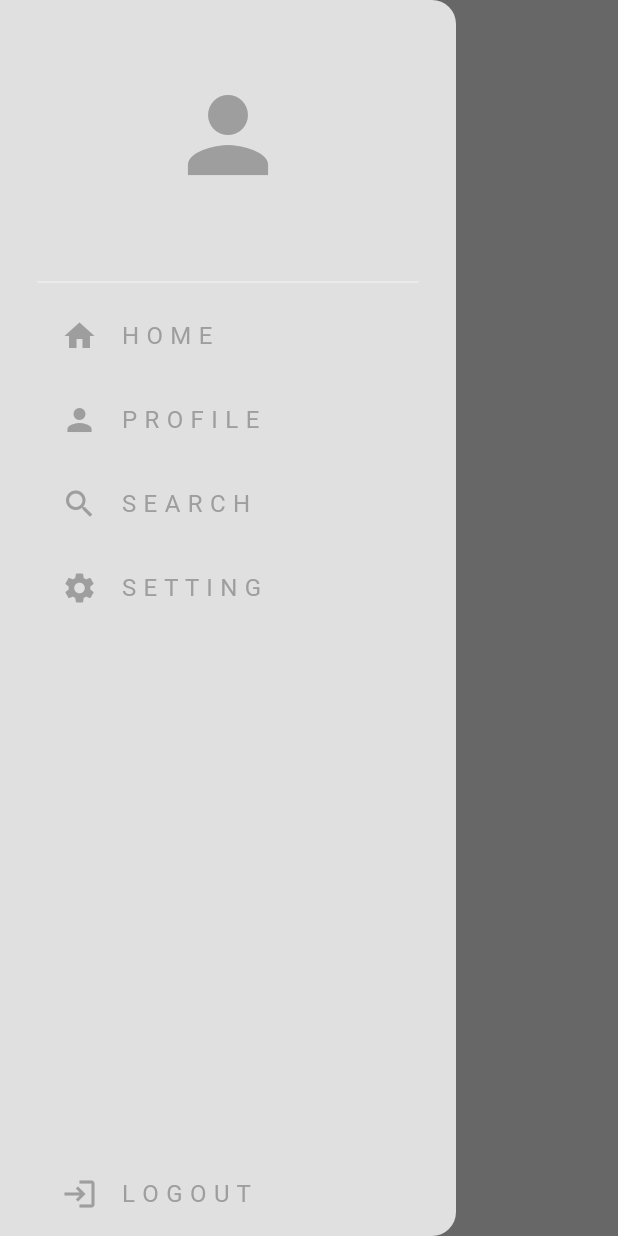
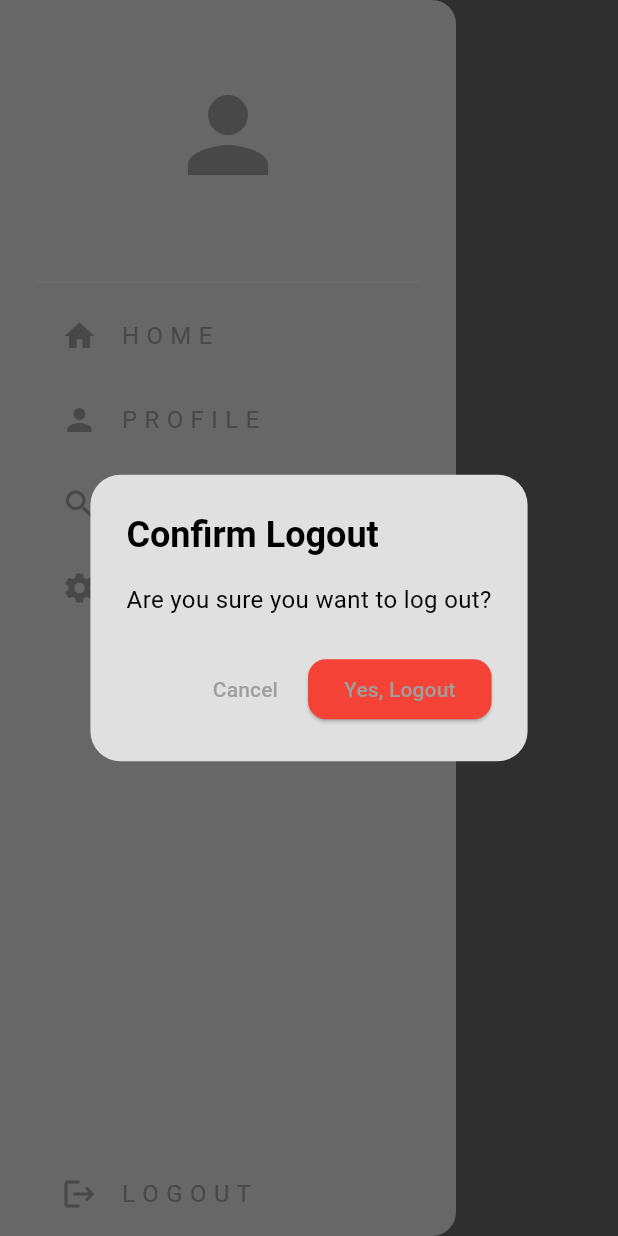
Before and after one commit to mahmoudahmed1718/social_media_app, a Flutter app: the HomePage screen opened by its route, in the side drawer, after a tap on "L O G O U T", on a phone screen of 412 x 824 dp. Run offline on Flutter 3.47's test engine with Material 3 defaults, Android fonts, the phone set to English and light mode, and no system bars; our stand-ins replace bloc, cloud_firestore, dartz, firebase_auth, firebase_core, flutter_bloc and 3 more; missing offline and left inert: flutter_facebook_auth; accounts and stored records are empty; generated files the repository leaves out were written again.

Commit message:
feat: implement logout confirmation dialog and improve logout functionality

```diff
--- /dev/null
+++ b/lib/core/helper/logout_helper.dart
@@ -0,0 +1,64 @@
+import 'package:flutter/material.dart';
+import 'package:social_meda/core/helper/snak_bar_method.dart';
+import 'package:social_meda/core/services/firebase_auth_service.dart';
+import 'package:social_meda/features/auth/presentation/views/login_page.dart';
+
+class LogoutHelper {
+  static Future<void> showLogoutDialog(BuildContext context) async {
+    return showDialog(
+      context: context,
+      barrierDismissible: false, // must choose Yes or Cancel
+      builder: (context) {
+        return AlertDialog(
+          shape: RoundedRectangleBorder(
+            borderRadius: BorderRadius.circular(20),
+          ),
+          title: const Text(
+            'Confirm Logout',
+            style: TextStyle(fontWeight: FontWeight.bold),
+          ),
+          content: const Text(
+            'Are you sure you want to log out?',
+            style: TextStyle(fontSize: 16),
+          ),
+          actions: [
+            TextButton(
+              onPressed: () {
+                Navigator.of(context).pop(); // Close dialog
+              },
+              child: const Text('Cancel'),
+            ),
+            ElevatedButton(
+              style: ElevatedButton.styleFrom(
+                backgroundColor: Colors.red,
+                shape: RoundedRectangleBorder(
+                  borderRadius: BorderRadius.circular(12),
+                ),
+              ),
+              onPressed: () async {
+                Navigator.of(context).pop(); // Close dialog
+                await FirebaseAuthServices().signOut();
+
+                // Navigate to login page
+                Navigator.pushNamedAndRemoveUntil(
+                  // ignore: use_build_context_synchronously
+                  context,
+                  LoginPage.routeName,
+                  (route) => false,
+                );
+
+                // Show snackbar
+                snakBarMethod(
+                  // ignore: use_build_context_synchronously
+                  context: context,
+                  message: 'Logged out successfully',
+                );
+              },
+              child: const Text('Yes, Logout'),
+            ),
+          ],
+        );
+      },
+    );
+  }
+}
--- a/lib/core/services/firebase_auth_service.dart
+++ b/lib/core/services/firebase_auth_service.dart
@@ -117,7 +117,7 @@ class FirebaseAuthServices {
   Future<void> signOut() async {
     await FirebaseAuth.instance.signOut();
     // await GoogleSignIn().signOut();
-    await FacebookAuth.instance.logOut();
+    // await FacebookAuth.instance.logOut();
   }
 
   Future<User?> getCurrentUser() async {
@@ -137,4 +137,8 @@ class FirebaseAuthServices {
       await user.reauthenticateWithCredential(credential);
     }
   }
+
+  iUserLoggedIn() {
+    return FirebaseAuth.instance.currentUser != null;
+  }
 }
--- a/lib/features/auth/data/repos/auth_repo_impl.dart
+++ b/lib/features/auth/data/repos/auth_repo_impl.dart
@@ -60,6 +60,7 @@ class AuthRepoImpl implements AuthRepo {
 
       final userModel = AppUserModel(uId: user!.uid, name: name, email: email);
       await databaseService.addData(
+        documentId: user.uid,
         path: BackendEndpoint.usersCollection,
         data: userModel.toJson(),
       );
--- a/lib/features/home/presentation/view/widgets/my_drawer.dart
+++ b/lib/features/home/presentation/view/widgets/my_drawer.dart
@@ -1,6 +1,9 @@
 import 'package:flutter/material.dart';
 import 'package:flutter_bloc/flutter_bloc.dart';
+import 'package:social_meda/core/helper/logout_helper.dart';
+
 import 'package:social_meda/features/auth/presentation/manger/cubit/auth_cubit.dart';
+
 import 'package:social_meda/features/home/presentation/view/widgets/my_drawer_tile.dart';
 
 class MyDrawer extends StatelessWidget {
@@ -58,9 +61,9 @@ class MyDrawer extends StatelessWidget {
               // logout tile
               MyDrawerTile(
                 title: 'L O G O U T',
-                icon: Icons.login,
-                onTap: () {
-                  context.read<AuthCubit>().logout();
+                icon: Icons.logout, // better than login for logout action
+                onTap: () async {
+                  await LogoutHelper.showLogoutDialog(context);
                 },
               ),
             ],
--- a/lib/features/splash/presentation/view/widgets/splash_view_body.dart
+++ b/lib/features/splash/presentation/view/widgets/splash_view_body.dart
@@ -1,7 +1,8 @@
-import 'package:firebase_auth/firebase_auth.dart';
 import 'package:flutter/material.dart';
+import 'package:social_meda/core/services/firebase_auth_service.dart';
 import 'package:social_meda/core/utils/assets.dart';
 import 'package:social_meda/features/auth/presentation/views/login_page.dart';
+import 'package:social_meda/features/home/presentation/view/home_page.dart';
 
 class SplashViewBody extends StatefulWidget {
   const SplashViewBody({super.key});
@@ -102,12 +103,12 @@ class _SplashViewBodyState extends State<SplashViewBody>
   }
 
   void excuteNavigation() {
-    final user = FirebaseAuth.instance.currentUser;
+    var isUserLoggedIn = FirebaseAuthServices().isUserLoggedIn();
 
-    if (user != null) {
+    if (isUserLoggedIn) {
       Navigator.pushNamedAndRemoveUntil(
         context,
-        LoginPage.routeName,
+        HomePage.routeName,
         (route) => false,
       );
     } else {
```
